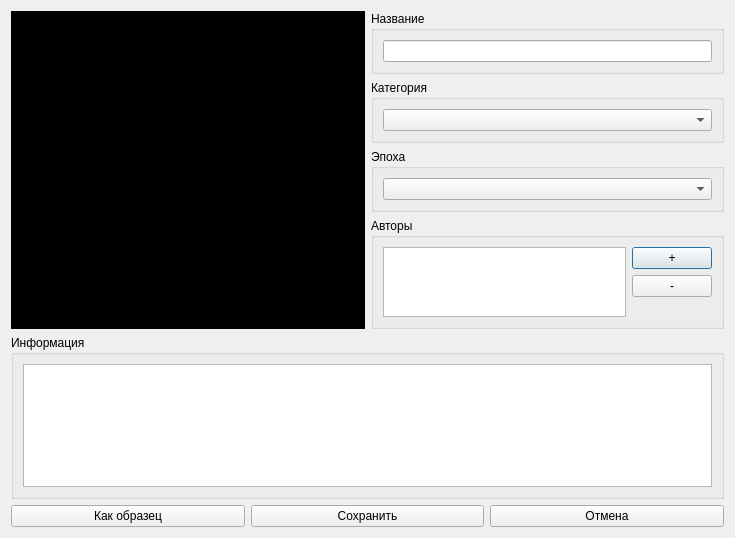
First picture: the form in widgets/itemeditor.ui, repository astraleuro/libraryeditor, before the edit.
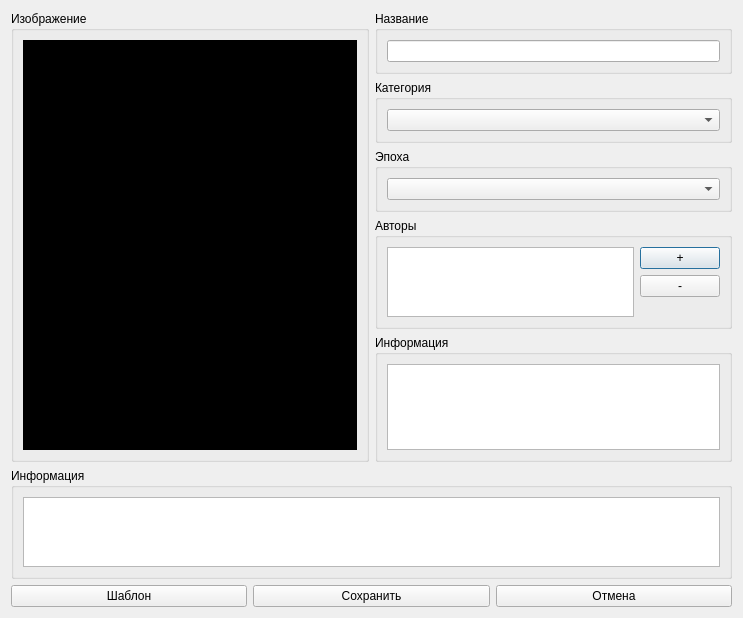
Second picture: the form after the edit.

The edit to the form file:
```diff
--- a/widgets/itemeditor.ui
+++ b/widgets/itemeditor.ui
@@ -6,8 +6,8 @@
    <rect>
     <x>0</x>
     <y>0</y>
-    <width>735</width>
-    <height>538</height>
+    <width>743</width>
+    <height>618</height>
    </rect>
   </property>
   <property name="windowTitle">
@@ -17,10 +17,19 @@
    <item>
     <layout class="QHBoxLayout" name="horizontalLayout_3">
      <item>
-      <widget class="QGraphicsView" name="graphicsView">
-       <property name="styleSheet">
-        <string notr="true">background-color: rgb(0, 0, 0);</string>
+      <widget class="QGroupBox" name="groupBox_6">
+       <property name="title">
+        <string>Изображение</string>
        </property>
+       <layout class="QVBoxLayout" name="verticalLayout_9">
+        <item>
+         <widget class="QGraphicsView" name="graphicsView">
+          <property name="styleSheet">
+           <string notr="true">background-color: rgb(0, 0, 0);</string>
+          </property>
+         </widget>
+        </item>
+       </layout>
       </widget>
      </item>
      <item>
@@ -119,14 +128,26 @@
           <item>
            <layout class="QVBoxLayout" name="verticalLayout_6">
             <item>
-             <widget class="QPushButton" name="pushButton_4">
+             <widget class="QPushButton" name="authorAddButton">
+              <property name="sizePolicy">
+               <sizepolicy hsizetype="Minimum" vsizetype="Minimum">
+                <horstretch>0</horstretch>
+                <verstretch>0</verstretch>
+               </sizepolicy>
+              </property>
               <property name="text">
                <string>+</string>
               </property>
              </widget>
             </item>
             <item>
-             <widget class="QPushButton" name="pushButton_5">
+             <widget class="QPushButton" name="authorDelButton">
+              <property name="sizePolicy">
+               <sizepolicy hsizetype="Minimum" vsizetype="Minimum">
+                <horstretch>0</horstretch>
+                <verstretch>0</verstretch>
+               </sizepolicy>
+              </property>
               <property name="text">
                <string>-</string>
               </property>
@@ -150,6 +171,18 @@
          </layout>
         </widget>
        </item>
+       <item>
+        <widget class="QGroupBox" name="otherInfoBox">
+         <property name="title">
+          <string>Информация</string>
+         </property>
+         <layout class="QVBoxLayout" name="verticalLayout_10">
+          <item>
+           <widget class="QPlainTextEdit" name="plainTextEdit_2"/>
+          </item>
+         </layout>
+        </widget>
+       </item>
       </layout>
      </item>
     </layout>
@@ -173,7 +206,7 @@
        <item>
         <widget class="QPushButton" name="pushButton_2">
          <property name="text">
-          <string>Как образец</string>
+          <string>Шаблон</string>
          </property>
         </widget>
        </item>
```
Left out of the diff: 12 changed lines with no effect on the pictures.
